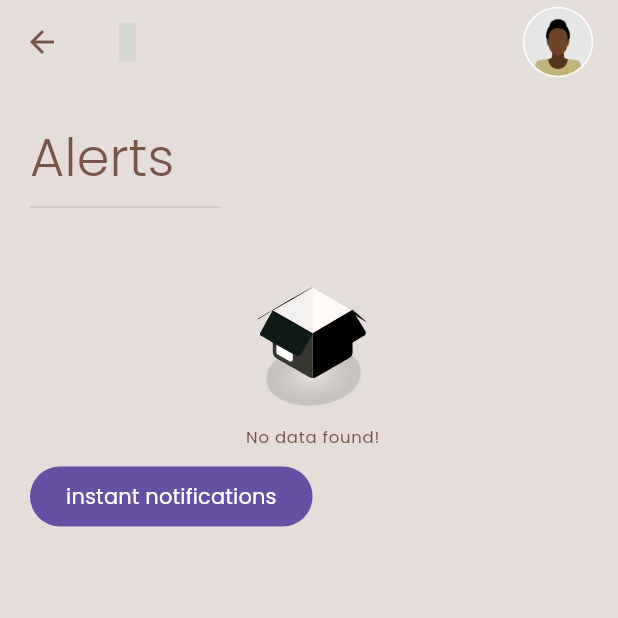
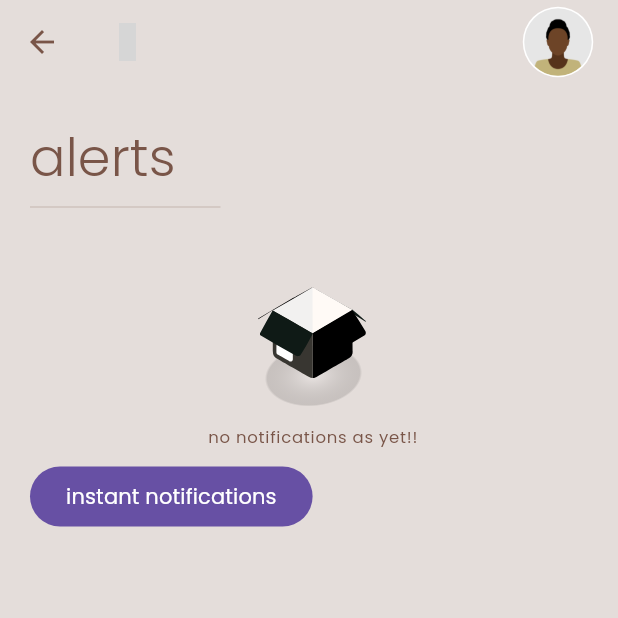
Before and after one commit to crimsoftit/c_ri_v2, a Flutter app: the CNotificationsScreen screen opened directly, after a tap on "instant notifications", after a tap on the "close" icon, on a phone screen of 412 x 824 dp, the top half of it. Run offline on Flutter 3.47's test engine with Material 3 defaults, Android fonts, the phone set to English and light mode, and no system bars; our stand-ins replace awesome_notifications, cached_network_image, clock, cloud_firestore, connectivity_plus, csv and 25 more; missing offline and left inert: android_intent_plus, barcode_scan2, gsheets, simple_barcode_scanner; accounts and stored records are empty; project files that could hold a hidden picture were left out; grey boxes are pictures that could not be loaded.

Commit message:
32. notifications rada safi

```diff
--- a/lib/features/store/controllers/notifications_controller.dart
+++ b/lib/features/personalization/controllers/notifications_controller.dart
@@ -3,6 +3,7 @@ import 'package:c_ri/features/personalization/controllers/user_controller.dart';
 import 'package:c_ri/features/store/controllers/nav_menu_controller.dart';
 import 'package:c_ri/features/store/models/notifications_model.dart';
 import 'package:c_ri/main.dart';
+import 'package:c_ri/nav_menu.dart';
 import 'package:c_ri/utils/db/sqflite/db_helper.dart';
 import 'package:c_ri/utils/popups/snackbars.dart';
 import 'package:flutter/foundation.dart';
@@ -16,10 +17,12 @@ class CNotificationsController extends GetxController {
   final isLoading = false.obs;
   final RxList<CNotificationsModel> allNotifications =
       <CNotificationsModel>[].obs;
+  final RxList<CNotificationsModel> pendingAlerts = <CNotificationsModel>[].obs;
   final RxList<CNotificationsModel> readNotifications =
       <CNotificationsModel>[].obs;
   final RxList<CNotificationsModel> unreadNotifications =
       <CNotificationsModel>[].obs;
+
   final userController = Get.put(CUserController());
 
   @override
@@ -62,13 +65,11 @@ class CNotificationsController extends GetxController {
 
     final navController = Get.put(CNavMenuController());
 
-    navController.selectedIndex.value = 4;
     globalNavigatorKey.currentState?.pushNamedAndRemoveUntil('/landing_screen',
         (route) => (route.settings.name != '/landing_screen') || route.isFirst,
         arguments: receivedAction);
-
-    // navController.selectedIndex.value = 4;
-    // Get.to(() => CNotificationsScreen());
+    navController.selectedIndex.value = 4;
+    Get.to(() => NavMenu());
   }
 
   void notify(int notificationId, String notificationTitle,
@@ -154,6 +155,12 @@ class CNotificationsController extends GetxController {
 
       unreadNotifications.assignAll(unreadNots);
 
+      // -- assign pending notifications --
+      var pendingNots = allNotifications
+          .where((pendingNot) => pendingNot.alertCreated == 0)
+          .toList();
+      pendingAlerts.assignAll(pendingNots);
+
       // -- stop loader --
       isLoading.value = false;
 
--- a/lib/features/store/screens/notifications/notifications_screen.dart
+++ b/lib/features/personalization/screens/notifications/notifications_screen.dart
@@ -2,9 +2,9 @@ import 'package:awesome_notifications/awesome_notifications.dart';
 import 'package:c_ri/common/widgets/appbar/v2_app_bar.dart';
 import 'package:c_ri/common/widgets/divider/c_divider.dart';
 import 'package:c_ri/features/personalization/controllers/user_controller.dart';
-import 'package:c_ri/features/store/controllers/notifications_controller.dart';
+import 'package:c_ri/features/personalization/controllers/notifications_controller.dart';
 import 'package:c_ri/features/store/models/notifications_model.dart';
-import 'package:c_ri/features/store/screens/notifications/widgets/alerts_listview.dart';
+import 'package:c_ri/features/personalization/screens/notifications/widgets/alerts_listview.dart';
 import 'package:c_ri/utils/constants/colors.dart';
 import 'package:c_ri/utils/helpers/helper_functions.dart';
 import 'package:c_ri/utils/helpers/network_manager.dart';
@@ -87,7 +87,7 @@ class _CNotificationsScreenState extends State<CNotificationsScreen> {
                               ),
                         ),
                         Text(
-                          'Alerts',
+                          'alerts',
                           style: Theme.of(context).textTheme.labelLarge!.apply(
                                 color:
                                     CNetworkManager.instance.hasConnection.value
@@ -111,11 +111,11 @@ class _CNotificationsScreenState extends State<CNotificationsScreen> {
                 FilledButton(
                   onPressed: () {
                     var notification = CNotificationsModel(
-                      0,
+                      1,
                       'noma',
                       'noma sana!!',
                       0,
-                      17564321,
+                      0,
                       userController.user.value.email,
                       DateFormat('yyyy-MM-dd @ kk:mm').format(clock.now()),
                     );
--- /dev/null
+++ b/lib/features/personalization/screens/notifications/widgets/alerts_listview.dart
@@ -0,0 +1,186 @@
+import 'package:c_ri/features/personalization/screens/no_data/no_data_screen.dart';
+import 'package:c_ri/features/personalization/controllers/notifications_controller.dart';
+import 'package:c_ri/utils/constants/colors.dart';
+import 'package:c_ri/utils/constants/img_strings.dart';
+import 'package:c_ri/utils/constants/sizes.dart';
+import 'package:c_ri/utils/helpers/helper_functions.dart';
+import 'package:c_ri/utils/helpers/network_manager.dart';
+import 'package:flutter/material.dart';
+import 'package:get/get.dart';
+import 'package:iconsax/iconsax.dart';
+
+class CAlertsListView extends StatelessWidget {
+  const CAlertsListView({
+    super.key,
+  });
+
+  @override
+  Widget build(BuildContext context) {
+    final isDarkTheme = CHelperFunctions.isDarkMode(context);
+    final notsController = Get.put(CNotificationsController());
+
+    var items = notsController.allNotifications;
+
+    return Obx(
+      () {
+        notsController.fetchUserNotifications();
+
+        if (items.isEmpty) {
+          return const Center(
+            child: NoDataScreen(
+              lottieImage: CImages.noDataLottie,
+              txt: 'no notifications as yet!!',
+            ),
+          );
+        }
+
+        return ClipRRect(
+          borderRadius: BorderRadius.circular(
+            CSizes.borderRadiusLg,
+          ),
+          child: ListView.separated(
+            itemCount: items.length,
+            itemBuilder: (_, index) {
+              // -- widget for no notifications --
+              // if (items.isEmpty && !notsController.isLoading.value) {
+              //   return const Center(
+              //     child: NoDataScreen(
+              //       lottieImage: CImages.noDataLottie,
+              //       txt: 'no notifications yet',
+              //     ),
+              //   );
+              // }
+              return Card(
+                color: isDarkTheme
+                    ? CColors.rBrown.withValues(alpha: 0.3)
+                    : CColors.lightGrey,
+                margin: EdgeInsets.all(
+                  1,
+                ),
+                child: ListTile(
+                  leading: CircleAvatar(
+                    backgroundColor:
+                        CNetworkManager.instance.hasConnection.value
+                            ? CColors.rBrown.withValues(
+                                alpha: .3,
+                              )
+                            : CColors.darkerGrey,
+                    radius: 15.0,
+                    child: Icon(
+                      color: CNetworkManager.instance.hasConnection.value
+                          ? CColors.grey
+                          : CColors.rBrown,
+                      items[index].productId!.isGreaterThan(10)
+                          ? Iconsax.information
+                          : Iconsax.user,
+                      size: CSizes.iconSm,
+                    ),
+                    // Text(
+                    //   '${index + 1}',
+                    //   style: Theme.of(context).textTheme.labelMedium!.apply(
+                    //         color: CColors.grey,
+                    //       ),
+                    // ),
+                  ),
+                  //isThreeLine: true,
+                  title: Text(
+                    items[index].notificationTitle,
+                    style: Theme.of(context).textTheme.labelMedium!.apply(
+                          color:
+                              isDarkTheme ? CColors.darkGrey : CColors.rBrown,
+                        ),
+                  ),
+                  subtitle: Column(
+                    crossAxisAlignment: CrossAxisAlignment.start,
+                    children: [
+                      /// -- alert message (subtitle, body) --
+                      Text(
+                        items[index].notificationBody,
+                        style: Theme.of(context).textTheme.labelMedium!.apply(
+                              color: isDarkTheme
+                                  ? CColors.darkGrey
+                                  : CColors.rBrown,
+                            ),
+                      ),
+
+                      /// -- other alert item details... --
+                      Text.rich(
+                        TextSpan(
+                          children: [
+                            TextSpan(
+                              style: Theme.of(context)
+                                  .textTheme
+                                  .labelMedium!
+                                  .apply(
+                                    color: isDarkTheme
+                                        ? CColors.darkGrey
+                                        : CColors.rBrown,
+                                  ),
+                              text:
+                                  'notified: ${items[index].alertCreated}; isRead: ${items[index].notificationIsRead} ',
+                            ),
+                            TextSpan(
+                              style: Theme.of(context)
+                                  .textTheme
+                                  .labelMedium!
+                                  .apply(
+                                    color: isDarkTheme
+                                        ? CColors.darkGrey
+                                        : CColors.rBrown,
+                                  ),
+                              // text:
+                              //     'user: ${items[index].userEmail}; pId: ${items[index].productId! > 100 ? items[index].productId : 'N/A'} ',
+                              text:
+                                  'user: ${items[index].userEmail}; pId: ${items[index].productId} ',
+                            ),
+                          ],
+                        ),
+                      ),
+                      Text(
+                        items[index].date,
+                        style: Theme.of(context).textTheme.labelSmall!.apply(
+                              color: CColors.rBrown,
+                            ),
+                      ),
+                    ],
+                  ),
+
+                  // Text(
+                  //   items[index].notificationBody,
+                  //   style: Theme.of(context).textTheme.labelMedium!.apply(
+                  //         color:
+                  //             isDarkTheme ? CColors.darkGrey : CColors.rBrown,
+                  //         // fontWeightDelta:
+                  //         //     items[index].notificationIsRead == 0
+                  //         //         ? 2
+                  //         //         : 0,
+                  //       ),
+                  // ),
+
+                  trailing: InkWell(
+                    onTap: () {
+                      notsController.onDeleteBtnPressed(items[index]);
+                    },
+                    child: Icon(
+                      Icons.close,
+                      color: CNetworkManager.instance.hasConnection.value
+                          ? CColors.rBrown
+                          : CColors.darkerGrey,
+                      size: CSizes.iconSm,
+                    ),
+                  ),
+                ),
+              );
+            },
+            separatorBuilder: (_, __) {
+              return SizedBox(
+                height: CSizes.spaceBtnSections / 8,
+              );
+            },
+            shrinkWrap: true,
+          ),
+        );
+      },
+    );
+  }
+}
--- a/lib/features/store/controllers/checkout_controller.dart
+++ b/lib/features/store/controllers/checkout_controller.dart
@@ -8,7 +8,7 @@ import 'package:c_ri/features/personalization/controllers/user_controller.dart';
 import 'package:c_ri/features/store/controllers/cart_controller.dart';
 import 'package:c_ri/features/store/controllers/inv_controller.dart';
 import 'package:c_ri/features/store/controllers/nav_menu_controller.dart';
-import 'package:c_ri/features/store/controllers/notifications_controller.dart';
+import 'package:c_ri/features/personalization/controllers/notifications_controller.dart';
 import 'package:c_ri/features/store/controllers/sync_controller.dart';
 import 'package:c_ri/features/store/controllers/txns_controller.dart';
 import 'package:c_ri/features/store/models/cart_item_model.dart';
@@ -240,7 +240,7 @@ class CCheckoutController extends GetxController {
                   'low stock alert',
                   alertBody,
                   0,
-                  invItem.productId,
+                  invItem.productId ?? 0,
                   userController.user.value.email,
                   DateFormat('yyyy-MM-dd @ kk:mm').format(clock.now()),
                 );
@@ -249,7 +249,7 @@ class CCheckoutController extends GetxController {
                   CHelperFunctions.generateAlertId(),
                   alertItem.notificationTitle,
                   alertBody,
-                  false,
+                  alertItem.alertCreated == 1 ? true : false,
                 );
               }
             } else {
--- a/lib/features/store/controllers/nav_menu_controller.dart
+++ b/lib/features/store/controllers/nav_menu_controller.dart
@@ -1,7 +1,7 @@
 import 'package:c_ri/features/personalization/screens/profile/profile.dart';
 import 'package:c_ri/features/personalization/screens/settings/user_settings_screen.dart';
 import 'package:c_ri/features/store/screens/home/home.dart';
-import 'package:c_ri/features/store/screens/notifications/notifications_screen.dart';
+import 'package:c_ri/features/personalization/screens/notifications/notifications_screen.dart';
 import 'package:c_ri/features/store/screens/store_items_tings/store_screen.dart';
 import 'package:get/get.dart';
 
--- a/lib/features/store/screens/home/home.dart
+++ b/lib/features/store/screens/home/home.dart
@@ -81,7 +81,7 @@ class HomeScreen extends StatelessWidget {
                 showAppBarTitle: false,
               ),
               CDivider(
-                endIndent: 0.0,
+                endIndent: 250.0,
               ),
 
               Padding(
--- a/lib/features/store/screens/notifications/widgets/alerts_listview.dart
+++ /dev/null
@@ -1,121 +0,0 @@
-import 'package:c_ri/features/personalization/screens/no_data/no_data_screen.dart';
-import 'package:c_ri/features/store/controllers/notifications_controller.dart';
-import 'package:c_ri/utils/constants/colors.dart';
-import 'package:c_ri/utils/constants/img_strings.dart';
-import 'package:c_ri/utils/constants/sizes.dart';
-import 'package:c_ri/utils/helpers/helper_functions.dart';
-import 'package:c_ri/utils/helpers/network_manager.dart';
-import 'package:flutter/material.dart';
-import 'package:get/get.dart';
-
-class CAlertsListView extends StatelessWidget {
-  const CAlertsListView({
-    super.key,
-  });
-
-  @override
-  Widget build(BuildContext context) {
-    final isDarkTheme = CHelperFunctions.isDarkMode(context);
-    final notsController = Get.put(CNotificationsController());
-
-    var items = notsController.allNotifications;
-
-    return Obx(
-      () {
-        notsController.fetchUserNotifications();
-
-        if (items.isEmpty) {
-          return const Center(
-            child: NoDataScreen(
-              lottieImage: CImages.noDataLottie,
-              txt: 'No data found!',
-            ),
-          );
-        }
-
-        return ClipRRect(
-          borderRadius: BorderRadius.circular(
-            CSizes.borderRadiusLg,
-          ),
-          child: ListView.separated(
-            itemCount: items.length,
-            itemBuilder: (_, index) {
-              // -- widget for no notifications --
-              if (items.isEmpty && !notsController.isLoading.value) {
-                return const Center(
-                  child: NoDataScreen(
-                    lottieImage: CImages.noDataLottie,
-                    txt: 'no notifications',
-                  ),
-                );
-              }
-              return Card(
-                color: isDarkTheme
-                    ? CColors.rBrown.withValues(alpha: 0.3)
-                    : CColors.lightGrey,
-                margin: EdgeInsets.all(
-                  1,
-                ),
-                child: ListTile(
-                  leading: CircleAvatar(
-                    backgroundColor:
-                        CNetworkManager.instance.hasConnection.value
-                            ? CColors.rBrown.withValues(
-                                alpha: .5,
-                              )
-                            : CColors.darkerGrey,
-                    radius: 15.0,
-                    child: Text(
-                      '${index + 1}',
-                      //'100',
-                      style: Theme.of(context).textTheme.labelMedium!.apply(
-                            color: CColors.grey,
-                          ),
-                    ),
-                  ),
-                  isThreeLine: true,
-                  title: Text(
-                    items[index].notificationTitle,
-                    style: Theme.of(context).textTheme.labelMedium!.apply(
-                          color:
-                              isDarkTheme ? CColors.darkGrey : CColors.rBrown,
-                        ),
-                  ),
-                  subtitle: Text(
-                    items[index].notificationBody,
-                    style: Theme.of(context).textTheme.labelMedium!.apply(
-                          color:
-                              isDarkTheme ? CColors.darkGrey : CColors.rBrown,
-                          // fontWeightDelta:
-                          //     items[index].notificationIsRead == 0
-                          //         ? 2
-                          //         : 0,
-                        ),
-                  ),
-                  trailing: InkWell(
-                    onTap: () {
-                      notsController.onDeleteBtnPressed(items[index]);
-                    },
-                    child: Icon(
-                      Icons.close,
-                      color: CNetworkManager.instance.hasConnection.value
-                          ? CColors.rBrown
-                          : CColors.darkerGrey,
-                      size: CSizes.iconSm,
-                    ),
-                  ),
-                ),
-              );
-            },
-            separatorBuilder: (_, __) {
-              return SizedBox(
-                height: CSizes.spaceBtnSections / 8,
-              );
-            },
-            shrinkWrap: true,
-          ),
-        );
-      },
-    );
-  }
-}
--- a/lib/features/store/screens/store_items_tings/store_screen.dart
+++ b/lib/features/store/screens/store_items_tings/store_screen.dart
@@ -189,6 +189,8 @@ class CStoreScreen extends StatelessWidget {
                       label: Text(
                         'CHECKOUT',
                         style: Theme.of(context).textTheme.labelSmall!.apply(
+                              color: CColors.white,
+                              fontSizeDelta: 1.2,
                               fontWeightDelta: -1,
                             ),
                       ),
--- a/lib/utils/helpers/helper_functions.dart
+++ b/lib/utils/helpers/helper_functions.dart
@@ -191,8 +191,8 @@ class CHelperFunctions {
   }
 
   static int generateAlertId() {
-    final now = DateTime.now();
-    return now.millisecondsSinceEpoch - generateRandom4DigitNumber();
+    //final now = DateTime.now();
+    return generateRandom4DigitNumber();
   }
 
   static String generateProductCode() {
--- a/pubspec.yaml
+++ b/pubspec.yaml
@@ -151,6 +151,9 @@ dependencies:
   country_codes: any
 
 
+  # double_tap_back_exit: any
+
+
 dev_dependencies:
   flutter_test:
     sdk: flutter
```
Also changed, not shown: lib/common/widgets/loaders/animated_loader.dart (+14 -3 lines), lib/features/personalization/screens/notifications/widgets/alerts_counter_widget.dart (renamed from lib/features/store/screens/home/widgets/alerts_counter_widget.dart, +6 -2 lines), lib/features/store/controllers/txns_controller.dart (+61 -26 lines), lib/features/store/screens/store_items_tings/checkout/checkout_screen.dart (+4 -16 lines), lib/nav_menu.dart (+20 -3 lines), lib/utils/db/sqflite/db_helper.dart (+23 -0 lines).
